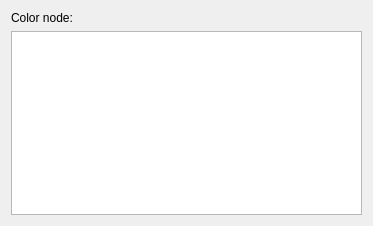
First picture: the form in Libs/qMRMLWidgets/Resources/UI/qMRMLColorPickerWidget.ui, repository gezidan/Slicer, before the edit.
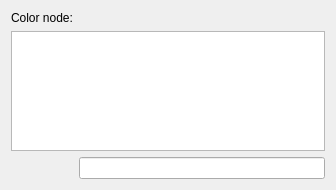
Second picture: the form after the edit. Custom widgets are drawn as their Qt base class.

Commit message: ENH: Add searchBox in the color dialog.

What changed in the file:
```diff
--- a/Libs/qMRMLWidgets/Resources/UI/qMRMLColorPickerWidget.ui
+++ b/Libs/qMRMLWidgets/Resources/UI/qMRMLColorPickerWidget.ui
@@ -6,14 +6,14 @@
    <rect>
     <x>0</x>
     <y>0</y>
-    <width>373</width>
-    <height>226</height>
+    <width>336</width>
+    <height>190</height>
    </rect>
   </property>
   <property name="windowTitle">
    <string>Color Picker</string>
   </property>
-  <layout class="QGridLayout" name="gridLayout" columnstretch="0,1">
+  <layout class="QGridLayout" name="gridLayout" columnstretch="0,0">
    <item row="0" column="0">
     <widget class="QLabel" name="ColorTableLabel">
      <property name="text">
@@ -24,7 +24,7 @@
    <item row="0" column="1">
     <widget class="qMRMLColorTableComboBox" name="ColorTableComboBox"/>
    </item>
-   <item row="1" column="0" colspan="2">
+   <item row="2" column="0" colspan="2">
     <widget class="qMRMLColorListView" name="MRMLColorListView">
      <property name="movement">
       <enum>QListView::Free</enum>
@@ -43,6 +43,9 @@
      </property>
     </widget>
    </item>
+   <item row="4" column="1">
+    <widget class="ctkSearchBox" name="SearchBox"/>
+   </item>
   </layout>
  </widget>
  <customwidgets>
@@ -67,6 +70,11 @@
    <header>qMRMLWidget.h</header>
    <container>1</container>
   </customwidget>
+  <customwidget>
+   <class>ctkSearchBox</class>
+   <extends>QLineEdit</extends>
+   <header>ctkSearchBox.h</header>
+  </customwidget>
  </customwidgets>
  <resources/>
  <connections>
```
The commit also changes 2 other files.
